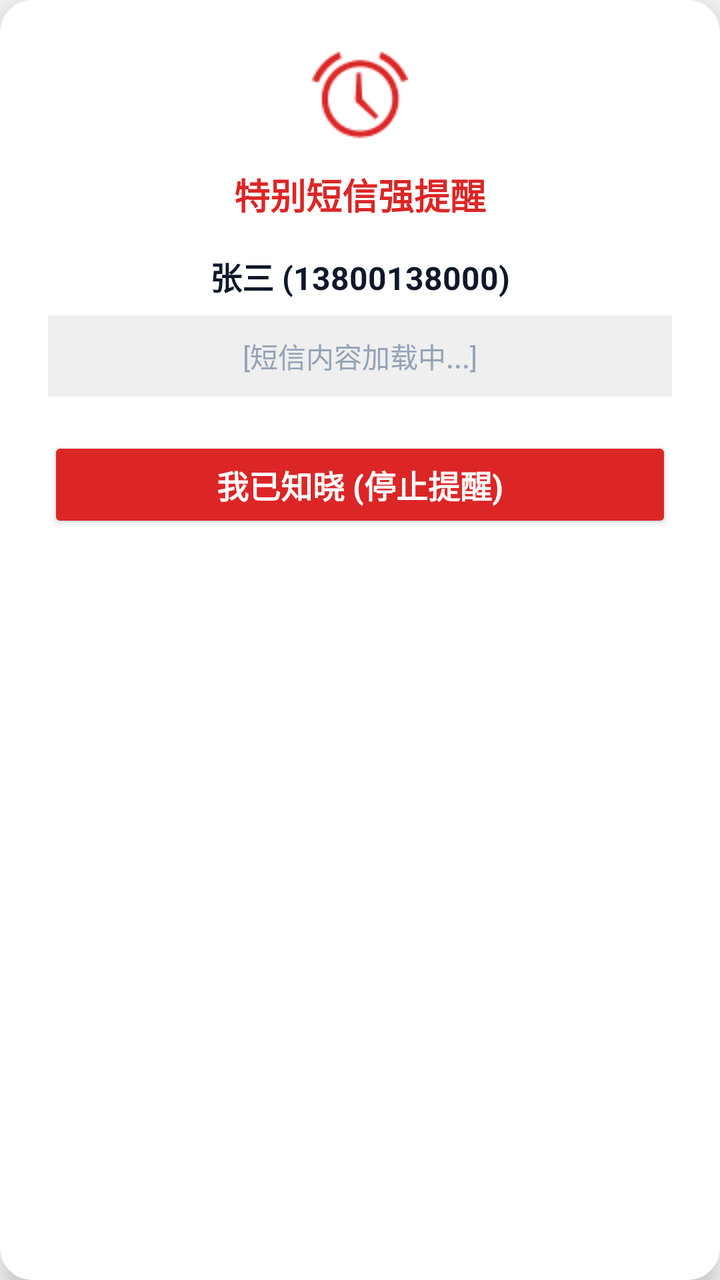
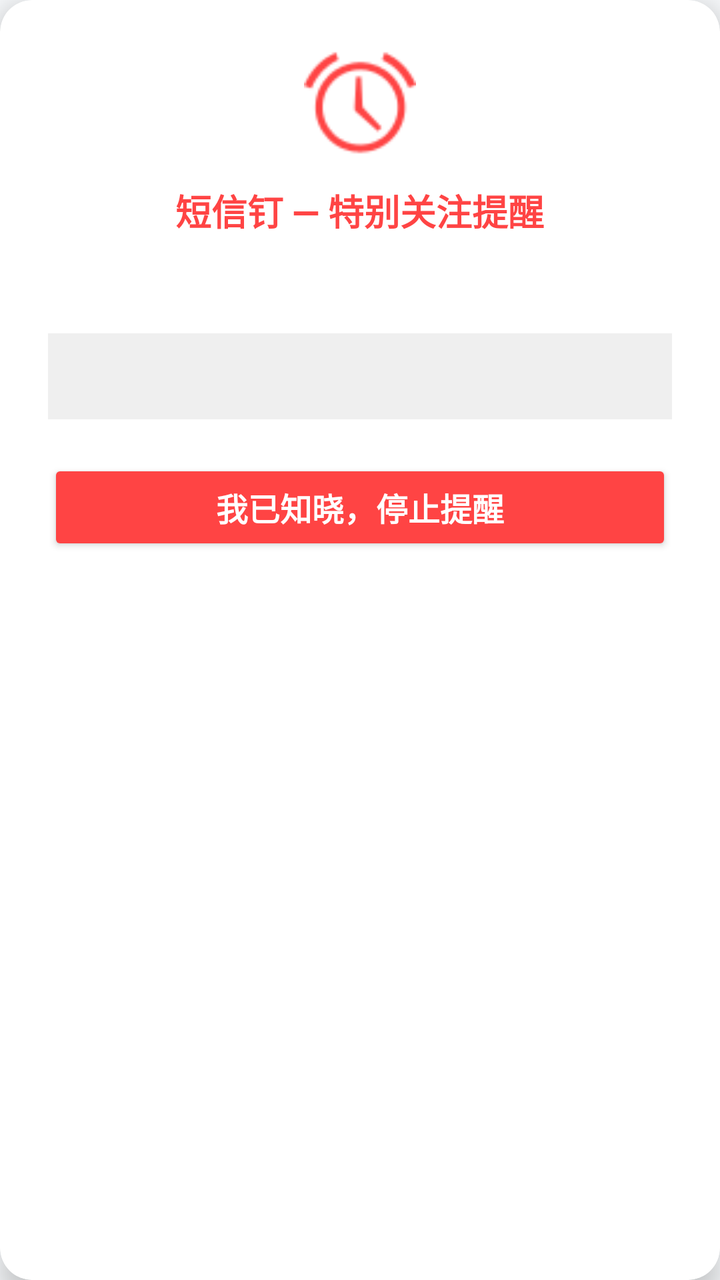

Screens rendered from an Android XML layout before and after an edit, with the pre-edit source and the edit as a unified diff.
<!-- AndroidManifest.xml: application theme Theme.SmsAlertTool -->
<!-- res/layout/activity_alert_fullscreen.xml -->
<?xml version="1.0" encoding="utf-8"?>
<androidx.cardview.widget.CardView xmlns:android="http://schemas.android.com/apk/res/android"
    xmlns:app="http://schemas.android.com/apk/res-auto"
    android:layout_width="300dp"
    android:layout_height="wrap_content"
    android:layout_gravity="center"
    app:cardCornerRadius="16dp"
    app:cardElevation="8dp"
    app:cardBackgroundColor="@color/card_bg">

    <LinearLayout
        android:layout_width="match_parent"
        android:layout_height="wrap_content"
        android:orientation="vertical"
        android:padding="24dp"
        android:gravity="center_horizontal">

        <ImageView
            android:id="@+id/ivAlertBell"
            android:layout_width="48dp"
            android:layout_height="48dp"
            android:src="@android:drawable/ic_lock_idle_alarm"
            app:tint="@color/red" />

        <TextView
            android:id="@+id/tvAlertTitle"
            android:layout_width="wrap_content"
            android:layout_height="wrap_content"
            android:text="特别短信强提醒"
            android:textSize="18sp"
            android:textStyle="bold"
            android:textColor="@color/red"
            android:layout_marginTop="12dp" />

        <TextView
            android:id="@+id/tvAlertSender"
            android:layout_width="wrap_content"
            android:layout_height="wrap_content"
            android:text="张三 (13800138000)"
            android:textSize="16sp"
            android:textStyle="bold"
            android:textColor="@color/text_main"
            android:layout_marginTop="16dp" />

        <TextView
            android:id="@+id/tvAlertContent"
            android:layout_width="match_parent"
            android:layout_height="wrap_content"
            android:text="[短信内容加载中...]"
            android:textSize="14sp"
            android:textColor="@color/text_muted"
            android:maxLines="5"
            android:ellipsize="end"
            android:layout_marginTop="8dp"
            android:gravity="center"
            android:background="#10000000"
            android:padding="10dp" />

        <Button
            android:id="@+id/btnDismiss"
            android:layout_width="match_parent"
            android:layout_height="48dp"
            android:text="我已知晓 (停止提醒)"
            android:textSize="16sp"
            android:textStyle="bold"
            android:textColor="@color/white"
            android:backgroundTint="@color/red"
            android:layout_marginTop="20dp" />

    </LinearLayout>
</androidx.cardview.widget.CardView>
<!-- resources referenced by this layout -->
<resources>
  <color name="card_bg">@color/bg_surface</color>
  <color name="red">@color/error</color>
  <color name="text_main">#FF0F172A</color>
  <color name="text_muted">#FF94A3B8</color>
  <color name="white">#FFFFFFFF</color>
  <style name="Theme.SmsAlertTool" parent="Theme.Material3.Light.NoActionBar">
          
          <item name="colorPrimary">@color/primary</item>
          <item name="colorOnPrimary">@color/text_on_primary</item>
          <item name="colorPrimaryContainer">@color/primary_container</item>
          <item name="colorOnPrimaryContainer">@color/primary_dark</item>
          <item name="colorSurface">@color/bg_surface</item>
          <item name="colorOnSurface">@color/text_main</item>
          <item name="colorSurfaceVariant">@color/bg_surface_variant</item>
          <item name="colorOnSurfaceVariant">@color/text_secondary</item>
          <item name="android:windowBackground">@color/bg_light</item>
  
          
          <item name="android:statusBarColor">@android:color/transparent</item>
          <item name="android:navigationBarColor">@android:color/transparent</item>
          <item name="android:windowLightStatusBar">true</item>
          <item name="android:windowLightNavigationBar">true</item>
  
          
          <item name="android:windowLayoutInDisplayCutoutMode">shortEdges</item>
      </style>
  <color name="bg_surface">#FFFFFFFF</color>
  <color name="error">#FFDC2626</color>
  <color name="primary">#FF2563EB</color>
  <color name="text_on_primary">#FFFFFFFF</color>
  <color name="primary_container">#FFEFF6FF</color>
  <color name="primary_dark">#FF1D4ED8</color>
  <color name="bg_surface_variant">#FFF1F5F9</color>
  <color name="text_secondary">#FF475569</color>
  <color name="bg_light">#FFF8FAFC</color>
</resources>

<!-- the commit's change to res/layout/activity_alert_fullscreen.xml (unified diff, before → after) -->
@@ -1,7 +1,7 @@
 <?xml version="1.0" encoding="utf-8"?>
 <androidx.cardview.widget.CardView xmlns:android="http://schemas.android.com/apk/res/android"
     xmlns:app="http://schemas.android.com/apk/res-auto"
-    android:layout_width="300dp"
+    android:layout_width="320dp"
     android:layout_height="wrap_content"
     android:layout_gravity="center"
     app:cardCornerRadius="16dp"
@@ -17,54 +17,55 @@
 
         <ImageView
             android:id="@+id/ivAlertBell"
-            android:layout_width="48dp"
-            android:layout_height="48dp"
+            android:layout_width="56dp"
+            android:layout_height="56dp"
             android:src="@android:drawable/ic_lock_idle_alarm"
-            app:tint="@color/red" />
+            app:tint="#FF4444" />
 
         <TextView
             android:id="@+id/tvAlertTitle"
             android:layout_width="wrap_content"
             android:layout_height="wrap_content"
-            android:text="特别短信强提醒"
+            android:text="短信钉 — 特别关注提醒"
             android:textSize="18sp"
             android:textStyle="bold"
-            android:textColor="@color/red"
+            android:textColor="#FF4444"
             android:layout_marginTop="12dp" />
 
         <TextView
             android:id="@+id/tvAlertSender"
             android:layout_width="wrap_content"
             android:layout_height="wrap_content"
-            android:text="张三 (13800138000)"
-            android:textSize="16sp"
+            android:text=""
+            android:textSize="18sp"
             android:textStyle="bold"
             android:textColor="@color/text_main"
-            android:layout_marginTop="16dp" />
+            android:layout_marginTop="14dp" />
 
         <TextView
             android:id="@+id/tvAlertContent"
             android:layout_width="match_parent"
             android:layout_height="wrap_content"
-            android:text="[短信内容加载中...]"
+            android:text=""
             android:textSize="14sp"
             android:textColor="@color/text_muted"
-            android:maxLines="5"
+            android:maxLines="6"
             android:ellipsize="end"
-            android:layout_marginTop="8dp"
+            android:layout_marginTop="10dp"
             android:gravity="center"
             android:background="#10000000"
-            android:padding="10dp" />
+            android:padding="12dp"
+            android:lineSpacingExtra="3dp" />
 
         <Button
             android:id="@+id/btnDismiss"
             android:layout_width="match_parent"
             android:layout_height="48dp"
-            android:text="我已知晓 (停止提醒)"
+            android:text="我已知晓，停止提醒"
             android:textSize="16sp"
             android:textStyle="bold"
             android:textColor="@color/white"
-            android:backgroundTint="@color/red"
+            android:backgroundTint="#FF4444"
             android:layout_marginTop="20dp" />
 
     </LinearLayout>
<!-- resource entries referenced after the edit -->
@@ -1,7 +1,6 @@
 <!-- resources referenced by this layout -->
 <resources>
   <color name="card_bg">@color/bg_surface</color>
-  <color name="red">@color/error</color>
   <color name="text_main">#FF0F172A</color>
   <color name="text_muted">#FF94A3B8</color>
   <color name="white">#FFFFFFFF</color>
@@ -27,7 +26,6 @@
           <item name="android:windowLayoutInDisplayCutoutMode">shortEdges</item>
       </style>
   <color name="bg_surface">#FFFFFFFF</color>
-  <color name="error">#FFDC2626</color>
   <color name="primary">#FF2563EB</color>
   <color name="text_on_primary">#FFFFFFFF</color>
   <color name="primary_container">#FFEFF6FF</color>
